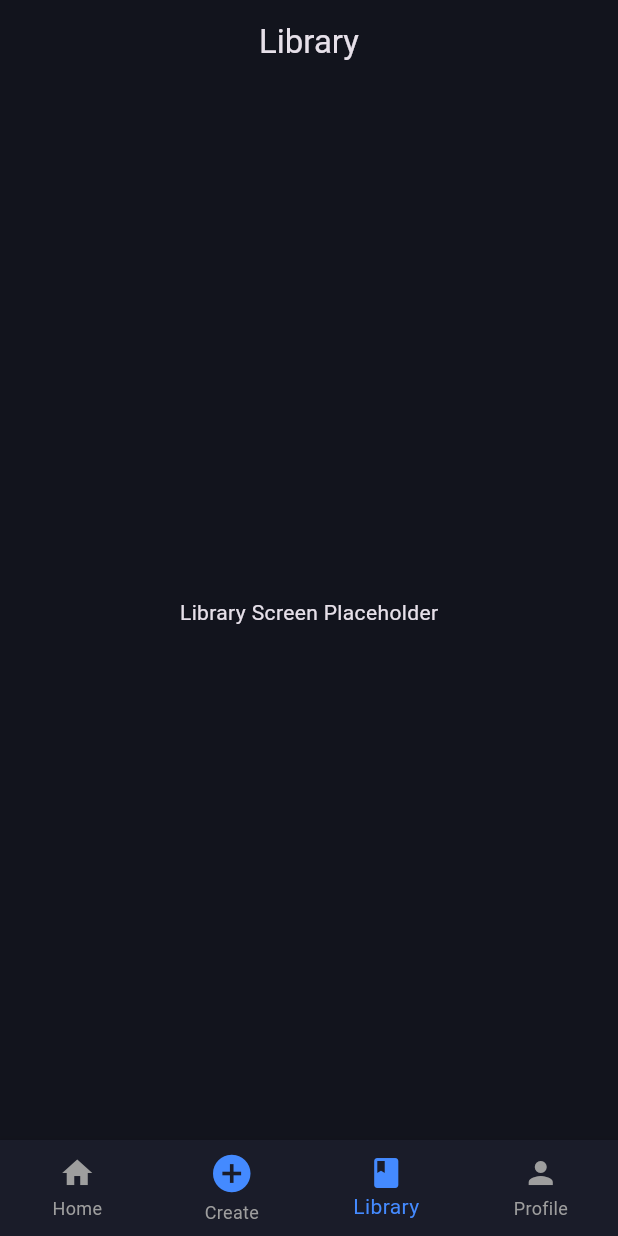
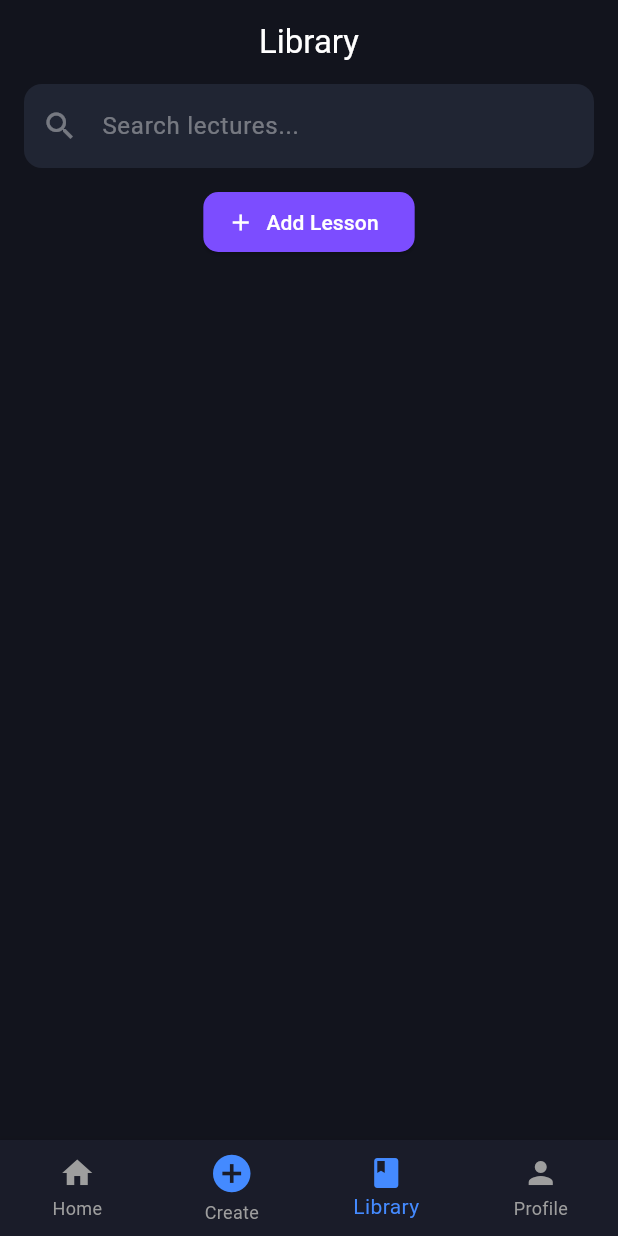
Before and after one commit to Berikai/studyhelper_se380, a Flutter app: the screen it shows after launch, item 3 of the bottom bar chosen, on a phone screen of 412 x 824 dp. Run offline on Flutter 3.47's test engine with Material 3 defaults, Android fonts, the phone set to English and light mode, and no system bars.

Commit message:
Search Bar and Lesson Add button for library
Refactored LibraryScreen to use StatefulWidget, added lesson management features including adding and filtering lessons.

```diff
--- a/lib/screens/library/library_screen.dart
+++ b/lib/screens/library/library_screen.dart
@@ -1,17 +1,131 @@
 import 'package:flutter/material.dart';
 
-// Placeholder screen for library page
-class LibraryScreen extends StatelessWidget {
+class LibraryScreen extends StatefulWidget {
   const LibraryScreen({super.key});
+
+  @override
+  State<LibraryScreen> createState() => _LibraryScreenState();
+}
+
+class _LibraryScreenState extends State<LibraryScreen> {
+  List<String> allLessons = [];
+  List<String> displayedLessons = [];
+  TextEditingController searchController = TextEditingController();
+
+  void filterLessons(String query) {
+    setState(() {
+      displayedLessons = allLessons
+          .where((lesson) => lesson.toLowerCase().contains(query.toLowerCase()))
+          .toList();
+    });
+  }
+
+  void addLesson() {
+    TextEditingController newLessonController = TextEditingController();
+
+    showDialog(
+      context: context,
+      builder: (context) {
+        return AlertDialog(
+          backgroundColor: const Color(0xFF242938),
+          title: const Text("Add Lesson", style: TextStyle(color: Colors.white)),
+          content: TextField(
+            controller: newLessonController,
+            style: const TextStyle(color: Colors.white),
+            decoration: const InputDecoration(
+              hintText: "Lesson Name",
+              hintStyle: TextStyle(color: Colors.white38),
+            ),
+          ),
+          actions: [
+            TextButton(
+              onPressed: () => Navigator.pop(context),
+              child: const Text("Cancel", style: TextStyle(color: Colors.white54)),
+            ),
+            ElevatedButton(
+              onPressed: () {
+                if (newLessonController.text.isNotEmpty) {
+                  setState(() {
+                    allLessons.add(newLessonController.text);
+                    filterLessons(searchController.text);
+                  });
+                }
+                Navigator.pop(context);
+              },
+              child: const Text("Add"),
+            ),
+          ],
+        );
+      },
+    );
+  }
 
   @override
   Widget build(BuildContext context) {
     return Scaffold(
+      backgroundColor: Colors.transparent,
       appBar: AppBar(
-        title: const Text('Library'),
+        title: const Text("Library", style: TextStyle(color: Colors.white)),
+        centerTitle: true,
+        backgroundColor: Colors.transparent,
+        elevation: 0,
       ),
-      body: const Center(
-        child: Text('Library Screen Placeholder'),
+      body: Padding(
+        padding: const EdgeInsets.symmetric(horizontal: 16.0),
+        child: Column(
+          children: [
+            TextField(
+              controller: searchController,
+              onChanged: filterLessons,
+              style: const TextStyle(color: Colors.white),
+              decoration: InputDecoration(
+                hintText: "Search lectures...",
+                hintStyle: const TextStyle(color: Colors.white38),
+                prefixIcon: const Icon(Icons.search, color: Colors.white38),
+                filled: true,
+                fillColor: const Color(0xFF242938).withOpacity(0.8),
+                border: OutlineInputBorder(
+                  borderRadius: BorderRadius.circular(12),
+                  borderSide: BorderSide.none,
+                ),
+              ),
+            ),
+            const SizedBox(height: 12),
+
+            ElevatedButton.icon(
+              onPressed: addLesson,
+              icon: const Icon(Icons.add),
+              label: const Text("Add Lesson"),
+              style: ElevatedButton.styleFrom(
+                backgroundColor: Colors.deepPurpleAccent,
+                foregroundColor: Colors.white,
+                shape: RoundedRectangleBorder(borderRadius: BorderRadius.circular(10)),
+              ),
+            ),
+            const SizedBox(height: 16),
+
+            Expanded(
+              child: ListView.builder(
+                itemCount: displayedLessons.length,
+                itemBuilder: (context, index) {
+                  return Card(
+                    color: const Color(0xFF242938).withOpacity(0.9),
+                    margin: const EdgeInsets.only(bottom: 10),
+                    shape: RoundedRectangleBorder(borderRadius: BorderRadius.circular(12)),
+                    child: ListTile(
+                      leading: const Icon(Icons.menu_book_rounded, color: Colors.blueAccent),
+                      title: Text(
+                        displayedLessons[index],
+                        style: const TextStyle(color: Colors.white, fontWeight: FontWeight.w500),
+                      ),
+                      trailing: const Icon(Icons.chevron_right, color: Colors.white24),
+                    ),
+                  );
+                },
+              ),
+            ),
+          ],
+        ),
       ),
     );
   }
```
